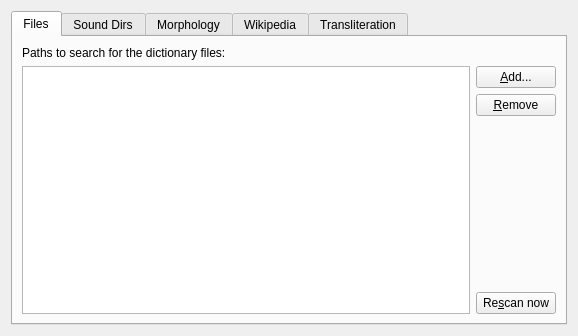
Qt form src/sources.ui (goldendict/goldendict) before a commit.
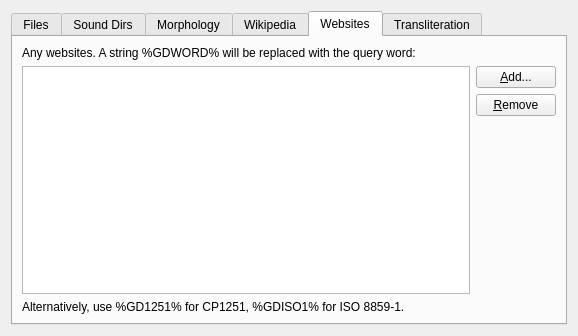
The same form after that commit. The open tabs and pages were chosen to show the change. Icons and pictures are not drawn.

Commit message: + 'WebSites' implemented. *! Don't set a global qt stylesheet - sometimes WebKit crashes with it. *! Fixes for text search feature (works faster, no selection artifacts, frame    doesn't grow).

The edit to the form file:
```diff
--- a/src/sources.ui
+++ b/src/sources.ui
@@ -271,6 +271,69 @@
        </item>
       </layout>
      </widget>
+     <widget class="QWidget" name="tab_4">
+      <attribute name="icon">
+       <iconset resource="resources.qrc">
+        <normaloff>:/icons/internet.png</normaloff>:/icons/internet.png</iconset>
+      </attribute>
+      <attribute name="title">
+       <string>Websites</string>
+      </attribute>
+      <layout class="QVBoxLayout" name="verticalLayout_11">
+       <item>
+        <widget class="QLabel" name="label_9">
+         <property name="text">
+          <string>Any websites. A string %GDWORD% will be replaced with the query word:</string>
+         </property>
+        </widget>
+       </item>
+       <item>
+        <layout class="QHBoxLayout" name="horizontalLayout_6">
+         <item>
+          <widget class="QTreeView" name="webSites"/>
+         </item>
+         <item>
+          <layout class="QVBoxLayout" name="verticalLayout_10">
+           <item>
+            <widget class="QPushButton" name="addWebSite">
+             <property name="text">
+              <string>&amp;Add...</string>
+             </property>
+            </widget>
+           </item>
+           <item>
+            <widget class="QPushButton" name="removeWebSite">
+             <property name="text">
+              <string>&amp;Remove</string>
+             </property>
+            </widget>
+           </item>
+           <item>
+            <spacer name="verticalSpacer_8">
+             <property name="orientation">
+              <enum>Qt::Vertical</enum>
+             </property>
+             <property name="sizeHint" stdset="0">
+              <size>
+               <width>20</width>
+               <height>40</height>
+              </size>
+             </property>
+            </spacer>
+           </item>
+          </layout>
+         </item>
+        </layout>
+       </item>
+       <item>
+        <widget class="QLabel" name="label_10">
+         <property name="text">
+          <string>Alternatively, use %GD1251% for CP1251, %GDISO1% for ISO 8859-1.</string>
+         </property>
+        </widget>
+       </item>
+      </layout>
+     </widget>
      <widget class="QWidget" name="tab_3">
       <attribute name="title">
        <string>Transliteration</string>
```
The commit also changes 17 other files.
